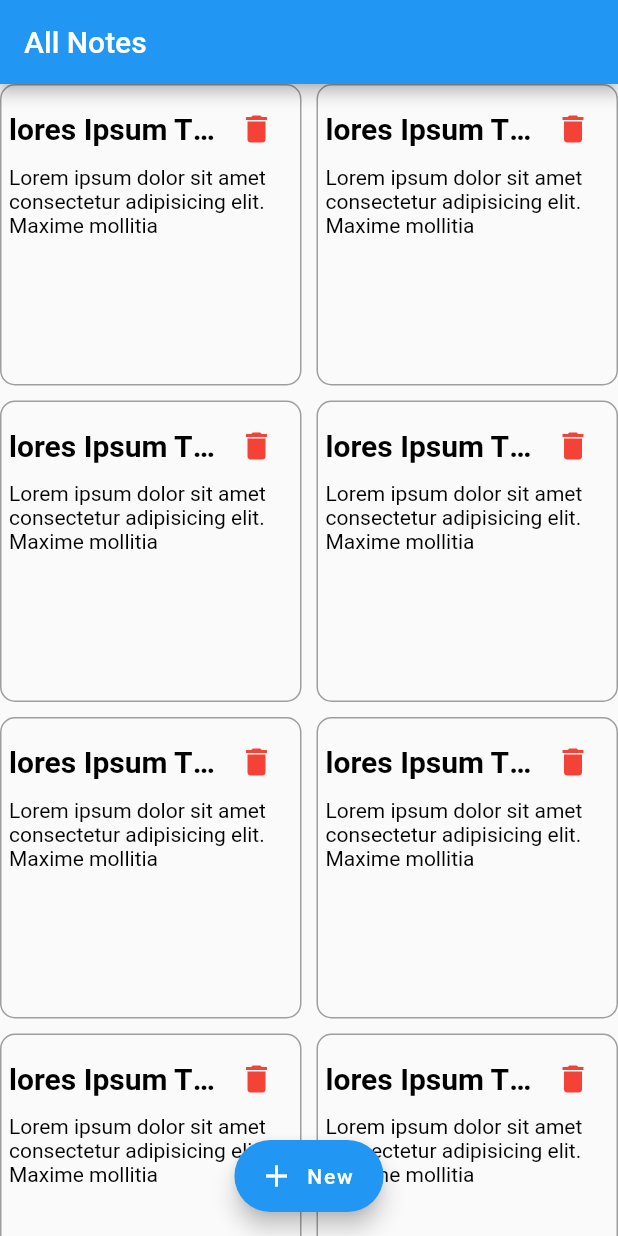
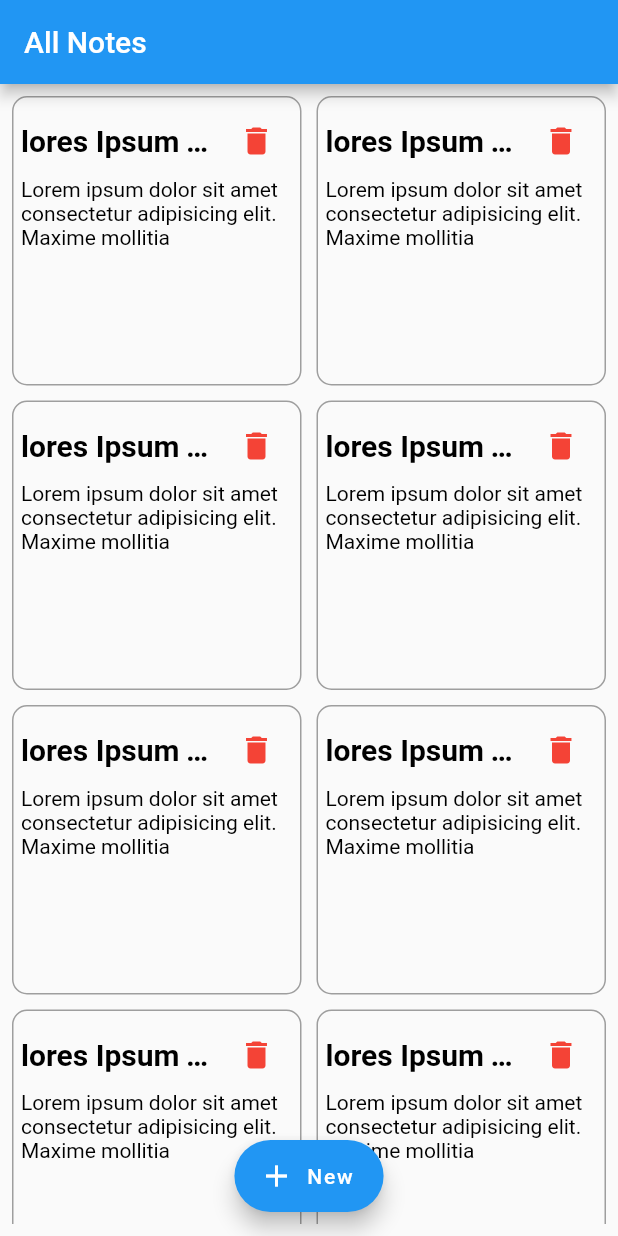
Before and after one commit to safadtm/NOTE_APP_FLUTTER, a Flutter app: the screen it shows after launch, on a phone screen of 412 x 824 dp. Run offline on Flutter 3.47's test engine with Material 2 defaults, Android fonts, the phone set to English and light mode, and no system bars.

Commit message:
initial one

```diff
--- /dev/null
+++ b/lib/data/data.dart
@@ -0,0 +1 @@
+abstract class ApiCalls {}
--- a/lib/view/screen_all_notes.dart
+++ b/lib/view/screen_all_notes.dart
@@ -1,6 +1,4 @@
 import 'package:flutter/material.dart';
-import 'package:flutter/src/widgets/container.dart';
-import 'package:flutter/src/widgets/framework.dart';
 import 'package:note_app_sample/view/screen_add_notes.dart';
 
 class ScreenAllNotes extends StatelessWidget {
@@ -13,6 +11,8 @@ class ScreenAllNotes extends StatelessWidget {
         title: Text('All Notes'),
       ),
       body: SafeArea(
+        child: Padding(
+          padding: const EdgeInsets.all(8.0),
           child: GridView.count(
             crossAxisCount: 2,
             mainAxisSpacing: 10,
@@ -25,6 +25,7 @@ class ScreenAllNotes extends StatelessWidget {
                       content:
                           'Lorem ipsum dolor sit amet consectetur adipisicing elit. Maxime mollitia',
                     )),
+          ),
         ),
       ),
       floatingActionButtonLocation: FloatingActionButtonLocation.centerFloat,
--- a/pubspec.yaml
+++ b/pubspec.yaml
@@ -29,7 +29,7 @@ environment:
 # the latest version available on pub.dev. To see which dependencies have newer
 # versions available, run `flutter pub outdated`.
 dependencies:
-  cupertino_icons: ^1.0.2
+  cupertino_icons: 1.0.2
   dio: 4.0.4
   flutter:
     sdk: flutter
@@ -37,8 +37,8 @@ dependencies:
   json_serializable: 6.1.4
 
 dev_dependencies:
-  build_runner: ^2.2.0
-  flutter_lints: ^2.0.0
+  build_runner: 2.1.7
+  flutter_lints: 1.0.0
   flutter_test:
     sdk: flutter
 
```
Also changed, not shown: lib/data/url.dart (added, +7 -0 lines), pubspec.lock. Lines whose indentation alone changed are shown as unchanged.
